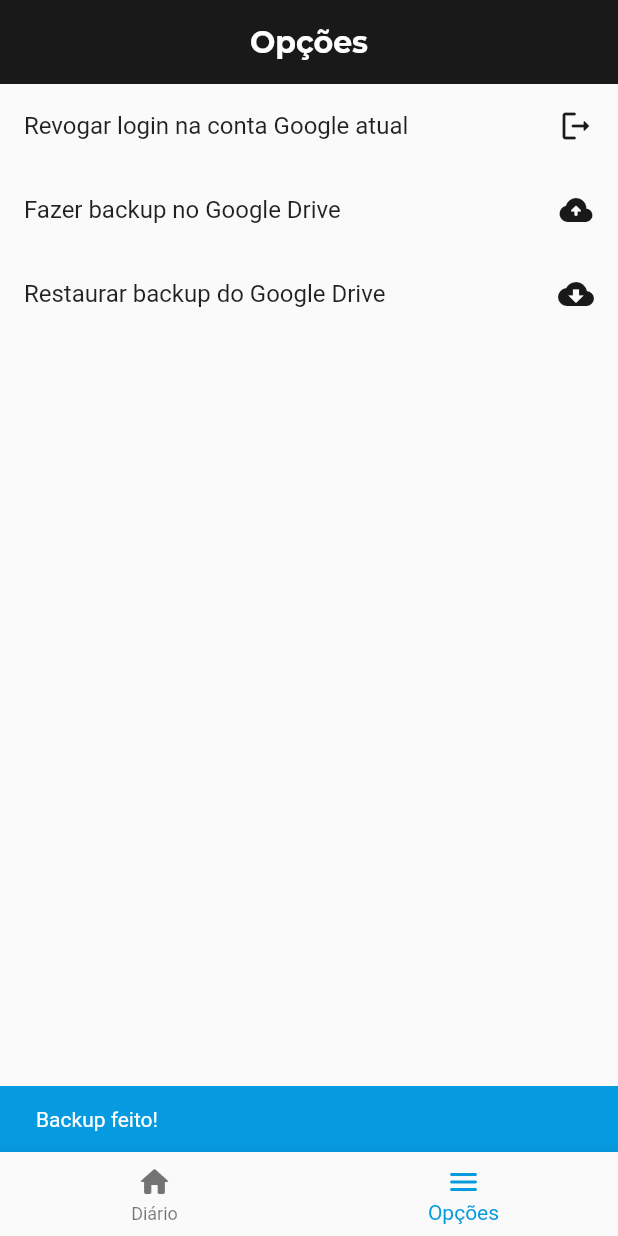
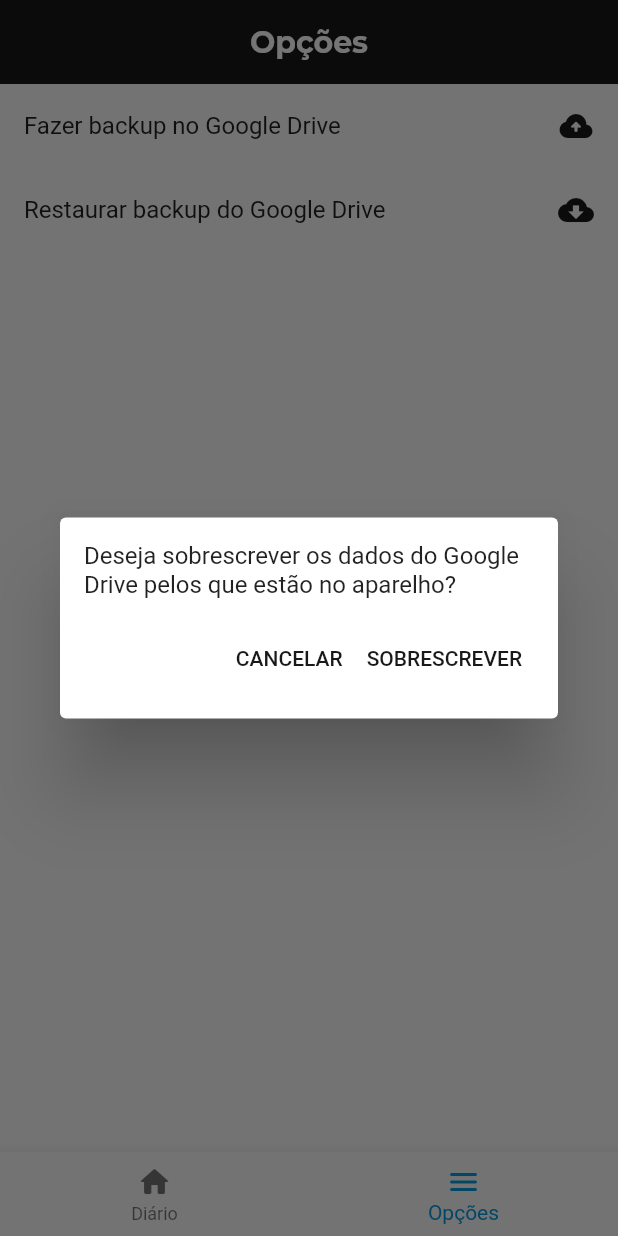
Before and after one commit to Lvght/m-lifelog, a Flutter app: the screen it shows after launch, item 2 of the bottom bar chosen, after a tap on "Fazer backup no Google Drive", on a phone screen of 412 x 824 dp. Run offline on Flutter 3.47's test engine with Material 2 defaults, Android fonts, the phone set to English and light mode, and no system bars; our stand-ins replace flutter_mobx, google_fonts, google_sign_in, image_picker, mobx, sqflite; missing offline and left inert: googleapis; accounts and stored records are empty; generated files the repository leaves out were written again.

Commit message:
Added confirmation before GDrive operations

```diff
--- a/lib/helpers/database_helper.dart
+++ b/lib/helpers/database_helper.dart
@@ -164,7 +164,7 @@
         await databaseFileSink.flush();
         await databaseFileSink.close();
 
-        // databaseFile.writeAsBytes(media.stream as Uint8List);
+        return true;
       }
     }
 
--- a/lib/screens/options_screen.dart
+++ b/lib/screens/options_screen.dart
@@ -17,6 +17,45 @@
   final _store = OptionsScreenStore();
 
   Future<void>? _backupToGoogleDriveCallback(BuildContext context) async {
+    bool uSure = false;
+
+    await showDialog(
+        context: context,
+        builder: (_) {
+          return Dialog(
+            child: Padding(
+              padding: const EdgeInsets.all(16.0),
+              child: Column(
+                mainAxisSize: MainAxisSize.min,
+                children: [
+                  const Text(
+                      'Deseja sobrescrever os dados do Google Drive pelos que estão'
+                      ' no aparelho?'),
+                  const SizedBox(height: 16),
+                  Row(
+                    mainAxisAlignment: MainAxisAlignment.end,
+                    children: [
+                      TextButton(
+                          onPressed: () {
+                            uSure = false;
+                            Navigator.of(context).pop();
+                          },
+                          child: const Text('CANCELAR')),
+                      TextButton(
+                          onPressed: () {
+                            uSure = true;
+                            Navigator.of(context).pop();
+                          },
+                          child: const Text('SOBRESCREVER')),
+                    ],
+                  ),
+                ],
+              ),
+            ),
+          );
+        });
+
+    if (uSure) {
       showDialog(
           context: context,
           builder: (_) {
@@ -37,7 +76,8 @@
 
       await Provider.of<MasterStore>(context, listen: false).closeDatabase();
       await DatabaseHelper.backupToGoogleDrive();
-    await Provider.of<MasterStore>(context, listen: false).initializeDatabase();
+      await Provider.of<MasterStore>(context, listen: false)
+          .initializeDatabase();
 
       _store.setIsLoggedIn(true);
 
@@ -49,8 +89,48 @@
         ),
       );
     }
+  }
 
   Future<void>? _restoreFromGoogleDriveCallback(BuildContext context) async {
+    bool uSure = false;
+
+    await showDialog(
+        context: context,
+        builder: (_) {
+          return Dialog(
+            child: Padding(
+              padding: const EdgeInsets.all(16.0),
+              child: Column(
+                mainAxisSize: MainAxisSize.min,
+                children: [
+                  const Text(
+                      'Deseja sobrescrever os dados do aparelho pelos que estão'
+                      ' no Google Drive?'),
+                  const SizedBox(height: 16),
+                  Row(
+                    mainAxisAlignment: MainAxisAlignment.end,
+                    children: [
+                      TextButton(
+                          onPressed: () {
+                            uSure = false;
+                            Navigator.of(context).pop();
+                          },
+                          child: const Text('CANCELAR')),
+                      TextButton(
+                          onPressed: () {
+                            uSure = true;
+                            Navigator.of(context).pop();
+                          },
+                          child: const Text('SOBRESCREVER')),
+                    ],
+                  ),
+                ],
+              ),
+            ),
+          );
+        });
+
+    if (uSure) {
       showDialog(
           context: context,
           builder: (_) {
@@ -71,8 +151,11 @@
           });
 
       await Provider.of<MasterStore>(context, listen: false).closeDatabase();
-    await DatabaseHelper.restoreFromGoogleDrive();
-    await Provider.of<MasterStore>(context, listen: false).initializeDatabase();
+      final bool success = await DatabaseHelper.restoreFromGoogleDrive();
+
+      if (success) {
+        await Provider.of<MasterStore>(context, listen: false)
+            .initializeDatabase();
         await Provider.of<MasterStore>(context, listen: false).getContent();
 
         _store.setIsLoggedIn(true);
@@ -80,6 +163,12 @@
         Navigator.of(context).pushAndRemoveUntil(
             MaterialPageRoute(builder: (_) => const SplashScreen()),
             (route) => false);
+      } else {
+        Navigator.of(context).pop();
+        ScaffoldMessenger.of(context).showSnackBar(
+            const SnackBar(content: Text('Falha ao carregar dados')));
+      }
+    }
   }
 
   Future<void>? _revokeGoogleLoginCallback() async {
```
Lines whose indentation alone changed are shown as unchanged.
